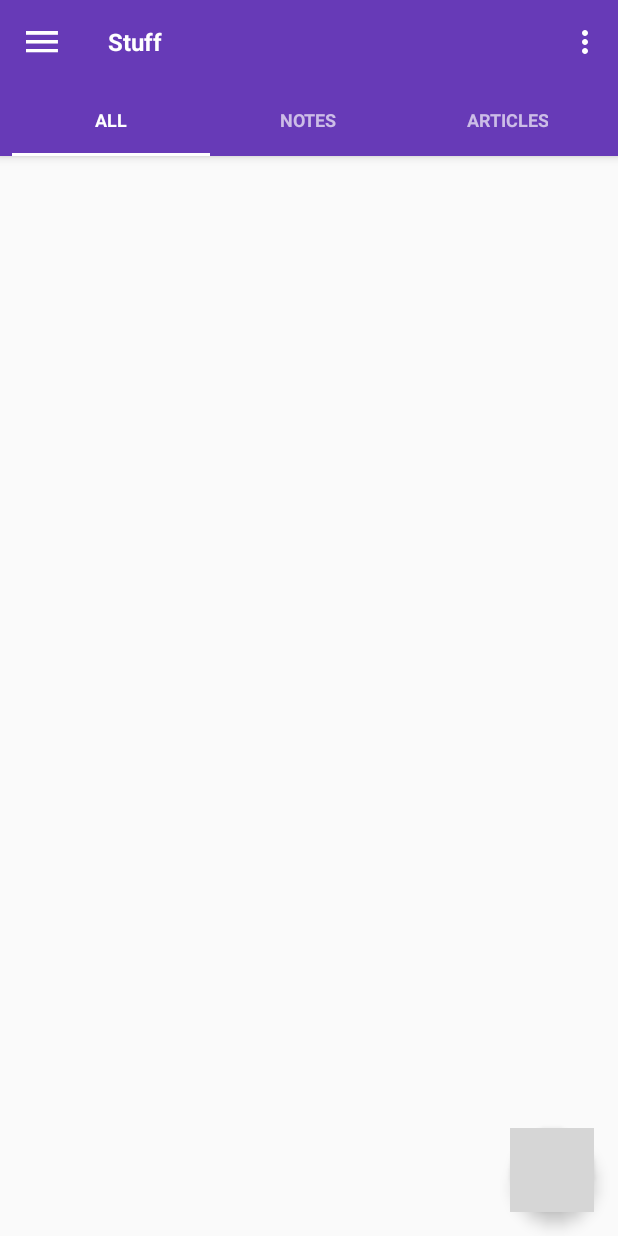
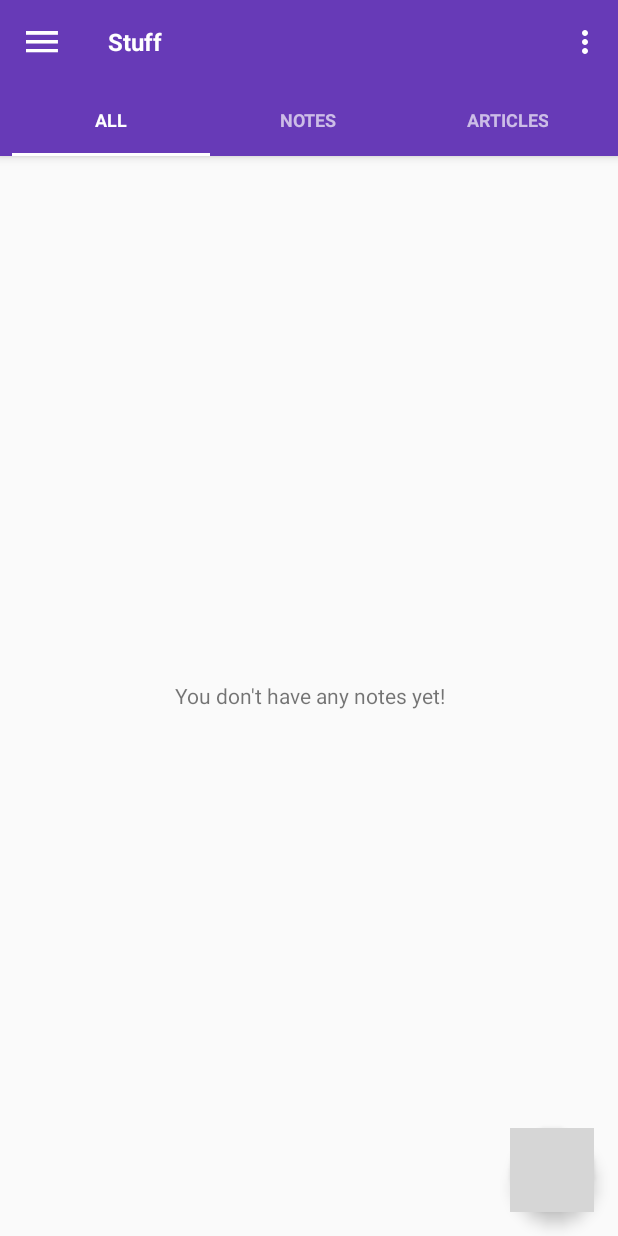
Before and after one commit to tomaszmartin/Notes, an Android app: the screen it shows after launch (MainActivity), on a phone screen of 412 x 824 dp. Run offline under Robolectric (Android 15) with nearby library versions, the phone set to English and light mode, and no system bars; pictures from the network do not load; grey boxes are pictures that could not be loaded.

```diff
--- a/app/build.gradle
+++ b/app/build.gradle
@@ -22,6 +22,7 @@ android {
 
 dependencies {
     compile fileTree(dir: 'libs', include: ['*.jar'])
+    compile 'com.android.support:support-annotations:22.2.0'
     compile 'com.android.support:appcompat-v7:22.2.0'
     compile 'com.android.support:design:22.2.0'
     compile 'com.squareup.picasso:picasso:2.5.2'
--- a/app/src/main/java/pl/tomaszmartin/stuff/MainFragment.java
+++ b/app/src/main/java/pl/tomaszmartin/stuff/MainFragment.java
@@ -19,6 +19,8 @@ import android.view.ViewGroup;
 import android.widget.AbsListView;
 import android.widget.AdapterView;
 import android.widget.ListView;
+import android.widget.TextView;
+
 import pl.tomaszmartin.stuff.NotesContract.NoteEntry;
 import java.util.ArrayList;
 import java.util.Collections;
@@ -47,6 +49,10 @@ public class MainFragment extends Fragment
         // Set up the initial view
         rootView = inflater.inflate(R.layout.main_fragment, container, false);
         listView = (ListView) rootView.findViewById(R.id.grid);
+
+        // Set view for an empty list view
+        TextView emptyView = (TextView) rootView.findViewById(R.id.empty_list);
+        listView.setEmptyView(emptyView);
 
         adapter = new NotesAdapter(getActivity(), null, 0);
         listView.setAdapter(adapter);
--- a/app/src/main/java/pl/tomaszmartin/stuff/SaveTask.java
+++ b/app/src/main/java/pl/tomaszmartin/stuff/SaveTask.java
@@ -49,8 +49,8 @@ public class SaveTask extends AsyncTask<Saveable, Void, Void> {
     }
 
     private void saveToDatabase(Saveable saveable) {
+        ContentValues values = saveable.getValues();
         Uri uri = saveable.getUri();
-        ContentValues values = saveable.getValues();
         Context context = saveable.getContext();
 
         if (values.size() > 0 && uri != null && values != null) {
--- a/app/src/main/res/layout/main_fragment.xml
+++ b/app/src/main/res/layout/main_fragment.xml
@@ -6,10 +6,18 @@
     android:layout_width="match_parent"
     android:layout_height="match_parent">
 
-        <ListView
-            android:id="@+id/grid"
-            android:layout_width="match_parent"
-            android:layout_height="match_parent"
-            />
+    <ListView
+        android:id="@+id/grid"
+        android:layout_width="match_parent"
+        android:layout_height="match_parent" />
+
+    <!-- Empty notes list -->
+    <TextView
+        android:id="@+id/empty_list"
+        android:layout_width="match_parent"
+        android:layout_height="match_parent"
+        android:text="@string/info_empty_list"
+        android:gravity="center"
+        android:padding="16dp"/>
 
 </FrameLayout>
--- a/app/src/main/res/layout/main_item.xml
+++ b/app/src/main/res/layout/main_item.xml
@@ -60,7 +60,7 @@
         android:id="@+id/item_desc"
         android:layout_width="match_parent"
         android:layout_height="wrap_content"
-        android:lines="2"
+        android:lines="3"
         android:paddingTop="4dp"
         android:text="@string/lorem_long"
         android:textColor="@color/icon_grey"
--- a/app/src/main/res/values/strings.xml
+++ b/app/src/main/res/values/strings.xml
@@ -71,5 +71,6 @@
     <string name="action_image">Add image</string>
     <string name="action_draw">Add drawing</string>
     <string name="action_voice">Add voice record</string>
+    <string name="info_empty_list">You don\'t have any notes yet!</string>
 
 </resources>
--- a/app/src/main/res/values/styles.xml
+++ b/app/src/main/res/values/styles.xml
@@ -10,6 +10,7 @@
         <item name="actionBarStyle">@style/ShadowlessActionBar</item>
         <item name="windowActionModeOverlay">true</item>
         <item name="android:actionModeBackground">@color/primary</item>
+        <item name="actionModeBackground">@color/primary</item>
         <item name="android:actionModeCloseDrawable">@mipmap/ic_arrow_left</item>
         <item name="android:title">@string/notes</item>
         <item name="android:actionModeCopyDrawable">@mipmap/ic_copy</item>
@@ -28,6 +29,7 @@
         <item name="actionBarStyle">@style/ShadowlessActionBar</item>
         <item name="windowActionModeOverlay">true</item>
         <item name="android:actionModeBackground">@color/primary</item>
+        <item name="actionModeBackground">@color/primary</item>
         <item name="android:actionModeCloseDrawable">@mipmap/ic_arrow_left</item>
         <item name="android:title">@string/notes</item>
         <item name="android:actionModeCopyDrawable">@mipmap/ic_copy</item>
```
Also changed, not shown: app/src/main/java/pl/tomaszmartin/stuff/DetailsFragment.java (+15 -6 lines), app/src/main/java/pl/tomaszmartin/stuff/DrawingFragment.java (+48 -6 lines), app/src/main/java/pl/tomaszmartin/stuff/DrawingView.java (+40 -5 lines).
